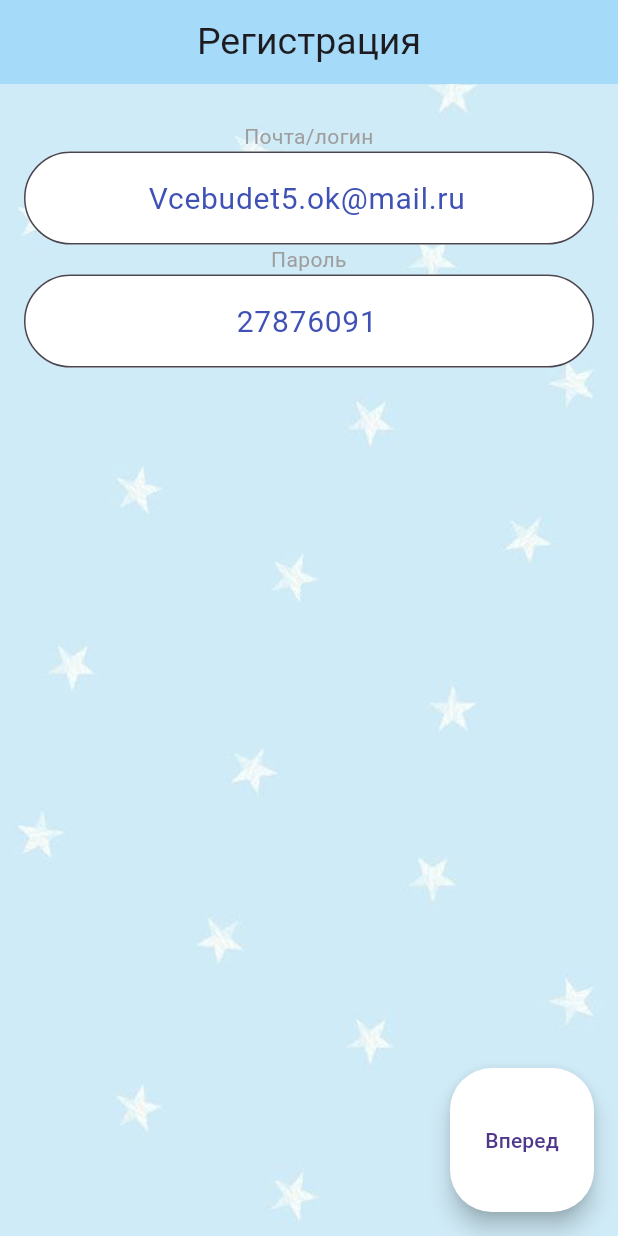
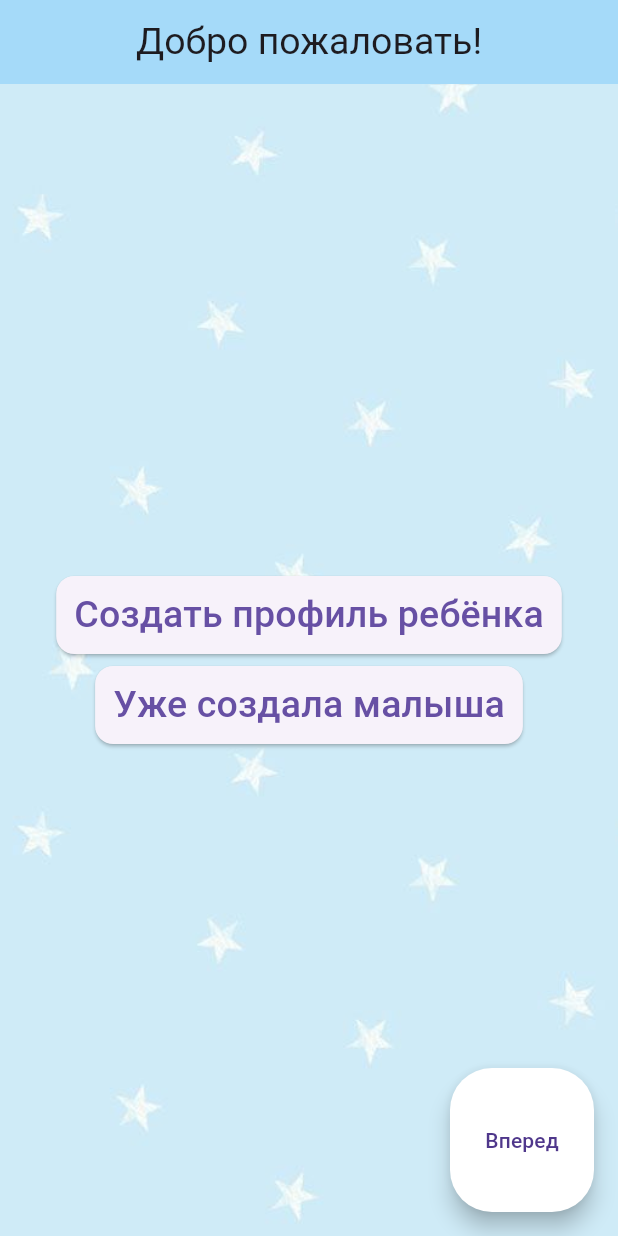
Before and after one commit to TagaevaMaria/My-baby, a Flutter app: the screen it shows after launch, on a phone screen of 412 x 824 dp. Run offline on Flutter 3.47's test engine with Material 3 defaults, Android fonts, the light colour scheme and no system bars; our stand-ins replace firebase_core, hive, hive_flutter, table_calendar; accounts and stored records are empty.

Commit message:
06.03.24Верстка экранов: профиль родителя,добавление ребенка. Настройка навигации.

```diff
--- a/lib/screen_enter/screen_enter.dart
+++ /dev/null
@@ -1,69 +0,0 @@
-import 'package:flutter/material.dart';
-import 'package:my_baby/screen_enter/screen_enter_model.dart';
-import 'package:my_baby/ui/background_widget.dart';
-import 'package:my_baby/ui/theme/style_text_filed.dart';
-import 'package:firebase_auth/firebase_auth.dart';
-import 'package:email_validator_flutter/email_validator_flutter.dart';
-
-class ScreenEnterBody extends StatefulWidget {
-  const ScreenEnterBody({super.key});
-
-  @override
-  State<ScreenEnterBody> createState() => _ScreenEnterBodyState();
-}
-
-class _ScreenEnterBodyState extends State<ScreenEnterBody> {
-  final _model = ScreenEnterModel();
-
-  @override
-  Widget build(BuildContext context) {
-    return ScreenEnterModelProvider(
-      model: _model,
-      child: const ScreenEnter(),
-    );
-  }
-}
-
-class ScreenEnter extends StatelessWidget {
-  const ScreenEnter({super.key});
-
-  @override
-  Widget build(BuildContext context) {
-    return BackgroundWidget(
-      child: Scaffold(
-        backgroundColor: Colors.transparent,
-        resizeToAvoidBottomInset: false,
-        appBar: AppBar(
-          backgroundColor: const Color.fromRGBO(165, 218, 249, 1),
-          title: const Center(
-            child: Text(
-              'Регистрация',
-              style: TextStyle(fontSize: 25),
-            ),
-          ),
-        ),
-        body: Padding(
-          padding: const EdgeInsets.symmetric(horizontal: 16),
-          child: Column(
-            children: [
-              const SizedBox(height: 25),
-              MyText(text: 'Почта/логин'),
-               MyTextFild(
-                controller: ScreenEnterModelProvider.read(context)
-                     ?.model
-                    .loginController),
-              MyText(text: 'Пароль'),
-              MyTextFild(controller: ScreenEnterModelProvider.read(context)?.model.passwordController),
-
-            ],
-          ),
-        ),
-        floatingActionButton: FloatingActionButton.large(backgroundColor: Colors.white,
-          onPressed: () =>
-              ScreenEnterModelProvider.watch(context)?.model.enter(context),
-          child: const Text('Вперед'),
-        ),
-      ),
-    );
-  }
-}
--- a/lib/screen_enter/screen_enter_model.dart
+++ /dev/null
@@ -1,55 +0,0 @@
-import 'package:flutter/material.dart';
-
-import '../main_screen/main_screen.dart';
-import '../ui/navigation/main_navigation.dart';
-import 'package:firebase_core/firebase_core.dart';
-
-class ScreenEnterModel extends ChangeNotifier {
-
-
-  final _loginController = TextEditingController(text: 'Vcebudet5.ok@mail.ru');
-  get loginController {
-    return _loginController;}
-
-
-  final _passwordController = TextEditingController(text: '27876091');
-  get passwordController {return _passwordController; }
-
-
-
-  /// метод авторизации
-  void enter(BuildContext context) async {
-    final loginController = _loginController.text;
-    final passwordController = _passwordController.text;
-
-    if (loginController == 'Vcebudet5.ok@mail.ru' && passwordController == '27876091' ) { await
-    Navigator.of(context).pushNamed(MainNavigationRouteNames.mainScreenWidget);
-    MaterialPageRoute<void>(builder: (context) => const MainScreen());
-    } else {
-      print('show error');
-    }
-  }
-  }
-
-
-class ScreenEnterModelProvider extends InheritedNotifier {
-  final ScreenEnterModel model;
-
-  const ScreenEnterModelProvider({
-    Key? key,
-    required this.model,
-    required Widget child,
-  }) : super(key: key, child: child, notifier: model);
-
-  static ScreenEnterModelProvider? watch(BuildContext context) {
-    return context
-        .dependOnInheritedWidgetOfExactType<ScreenEnterModelProvider>();
-  }
-
-  static ScreenEnterModelProvider? read(BuildContext context) {
-    final widget = context
-        .getElementForInheritedWidgetOfExactType<ScreenEnterModelProvider>()
-        ?.widget;
-    return widget is ScreenEnterModelProvider ? widget : null;
-  }
-}
--- /dev/null
+++ b/lib/screens registration/screen_enter/welcome_screen.dart
@@ -0,0 +1,74 @@
+import 'package:flutter/material.dart';
+import 'package:my_baby/screens%20registration/screen_enter/welcome_screen_model.dart';
+
+import 'package:my_baby/ui/background_widget.dart';
+import 'package:my_baby/ui/navigation/main_navigation.dart';
+
+
+class WelcomeScreen extends StatefulWidget {
+  const WelcomeScreen({super.key});
+
+  @override
+  State<WelcomeScreen> createState() => _WelcomeScreenState();
+}
+
+class _WelcomeScreenState extends State<WelcomeScreen> {
+  final _model = WelcomeScreenModel();
+
+  @override
+  Widget build(BuildContext context) {
+    return WelcomeScreenModelProvider(
+      model: _model,
+      child: const WelcomeScreenBody(),
+    );
+  }
+}
+
+class WelcomeScreenBody extends StatelessWidget {
+  const WelcomeScreenBody({super.key});
+
+  @override
+  Widget build(BuildContext context) {
+    return BackgroundWidget(
+      child: Scaffold(
+        backgroundColor: Colors.transparent,
+        resizeToAvoidBottomInset: false,
+        appBar: AppBar(
+          backgroundColor: const Color.fromRGBO(165, 218, 249, 1),
+          title: const Center(
+            child: Text(
+              'Добро пожаловать!',
+              style: TextStyle(fontSize: 25),
+            ),
+          ),
+        ),
+        body: Padding(
+          padding: const EdgeInsets.symmetric(horizontal: 16),
+          child: Center(
+            child: Column(mainAxisAlignment: MainAxisAlignment.center,
+                children: [
+              Card(
+                child: TextButton(
+                  onPressed: () =>WelcomeScreenModelProvider.read(context)?.model.screenAddChild(context),
+                  child: const Text('Создать профиль ребёнка', style: TextStyle(fontSize: 25),),
+                ),
+              ),
+              Card(
+                child: TextButton(
+                  onPressed: () {},
+                  child: const Text('Уже создала малыша',style: TextStyle(fontSize: 25),),
+                ),
+              ),
+            ]),
+          ),
+        ),
+        floatingActionButton: FloatingActionButton.large(
+          backgroundColor: Colors.white,
+          onPressed: () =>
+              Navigator.pushNamed(context, MainNavigationRouteNames.mainScreen),
+          child: const Text('Вперед'),
+        ),
+      ),
+    );
+  }
+}
--- /dev/null
+++ b/lib/screens registration/screen_enter/welcome_screen_model.dart
@@ -0,0 +1,53 @@
+import 'package:flutter/material.dart';
+import '../../ui/navigation/main_navigation.dart';
+
+
+
+class WelcomeScreenModel extends ChangeNotifier {
+
+
+  final _loginController = TextEditingController(text: 'Vcebudet5.ok@mail.ru');
+  get loginController {
+    return _loginController;}
+
+
+  final _passwordController = TextEditingController(text: '27876091');
+  get passwordController {return _passwordController; }
+
+
+
+  /// метод авторизации
+  void enter(BuildContext context) async {
+    Navigator.of(context).pushNamed(MainNavigationRouteNames.mainScreen);
+
+  }
+
+
+
+  void screenAddChild(BuildContext context) {
+    Navigator.of(context).pushNamed(MainNavigationRouteNames.addChild);
+  }
+  }
+
+
+class WelcomeScreenModelProvider extends InheritedNotifier {
+  final WelcomeScreenModel model;
+
+  const WelcomeScreenModelProvider({
+    Key? key,
+    required this.model,
+    required Widget child,
+  }) : super(key: key, child: child, notifier: model);
+
+  static WelcomeScreenModelProvider? watch(BuildContext context) {
+    return context
+        .dependOnInheritedWidgetOfExactType<WelcomeScreenModelProvider>();
+  }
+
+  static WelcomeScreenModelProvider? read(BuildContext context) {
+    final widget = context
+        .getElementForInheritedWidgetOfExactType<WelcomeScreenModelProvider>()
+        ?.widget;
+    return widget is WelcomeScreenModelProvider ? widget : null;
+  }
+}
--- a/lib/ui/navigation/main_navigation.dart
+++ b/lib/ui/navigation/main_navigation.dart
@@ -1,12 +1,13 @@
 import 'package:flutter/material.dart';
-import 'package:my_baby/add_child/add_child.dart';
 import 'package:my_baby/main_screen/notes/notes_widget.dart';
-import 'package:my_baby/screen_enter/screen_enter.dart';
+import 'package:my_baby/screens%20registration/profile_parent/screen_profile_parent.dart';
 import '../../main_screen/notes/notes_widget_form.dart';
 import '../../main_screen/screenHeightWeight/indicator_calendar_weight.dart';
 import '../../main_screen/screenHeightWeight/screen_height_weight.dart';
 import '../../main_screen/screen_allergy/screen_allergy.dart';
 import '../../main_screen/screen_doctors/screen_doctors.dart';
+import '../../screens registration/add_child/add_child.dart';
+import '../../screens registration/screen_enter/welcome_screen.dart';
 import '../background_widget.dart';
 import '../../main_screen/main_screen.dart';
 import '../../main_screen/screen_achievements.dart';
@@ -16,9 +17,9 @@ import '../../main_screen/screen_photo/screen_photo.dart';
 
 
 class MainNavigationRouteNames {
-  static const screenEnter = '/';
+  static const screenEnterBody = '/';
   static const authorization = 'authorization';
-  static const mainScreenWidget = '/main_screen';
+  static const mainScreen = '/main_screen';
   static const screenAchievements = '/screen_achievements';
   static const screenDoctors = '/screen_doctors';
   static const notesWidget = '/notes_widget';
@@ -27,16 +28,17 @@ class MainNavigationRouteNames {
   static const screenAllergy = '/screen_allergy';
   static const screenHeightWeight = '/screen_height_weight';
   static const indicatorCalendarWeight = '/indicator_calendar_weight';
-  static const photoByMons = '/photoByMons';
-  static const addChild = '/addChild';
+  static const photoByMons = '/photo_by_mons';
+  static const addChild = '/add_child';
+  static const screenProfileParent ='/screenProfileParent';
 
 }
 
 class MainNavigation {
-  final initialRoute = MainNavigationRouteNames.screenEnter;
+  final initialRoute = MainNavigationRouteNames.screenEnterBody;
   final routes = <String, Widget Function(BuildContext)>{
-    MainNavigationRouteNames.screenEnter: (context) => const ScreenEnterBody(),
-    MainNavigationRouteNames.mainScreenWidget: (context) =>
+    MainNavigationRouteNames.screenEnterBody: (context) => const WelcomeScreen(),
+    MainNavigationRouteNames.mainScreen: (context) =>
         const BackgroundWidget(
           child: MainScreen(),
         ),
@@ -55,7 +57,7 @@ class MainNavigation {
         const ScreenHeightWeight(),
     MainNavigationRouteNames.indicatorCalendarWeight: (context) =>
         const IndicatorCalendarWeight(),
-    MainNavigationRouteNames.photoByMons: (context) => const ScreenPhotoBody(),
     MainNavigationRouteNames.addChild: (context) => const AddChild(),
+    MainNavigationRouteNames.screenProfileParent: (context) =>  const ScreenProfileParent(),
   };
 }
```
Also changed, not shown: lib/add_child/add_child.dart (deleted, +0 -73 lines), lib/screens registration/add_child/add_child.dart (added, +75 -0 lines), lib/screens registration/add_child/add_child_model.dart (renamed from lib/add_child/add_child_model.dart, +9 -2 lines), lib/screens registration/profile_parent/screen_profile_parent.dart (added, +71 -0 lines), lib/screens registration/profile_parent/screen_profile_parent_model.dart (added, +59 -0 lines), lib/widget/widget_сheckbox.dart (added, +41 -0 lines), lib/screen_parent_profile.dart (added).
